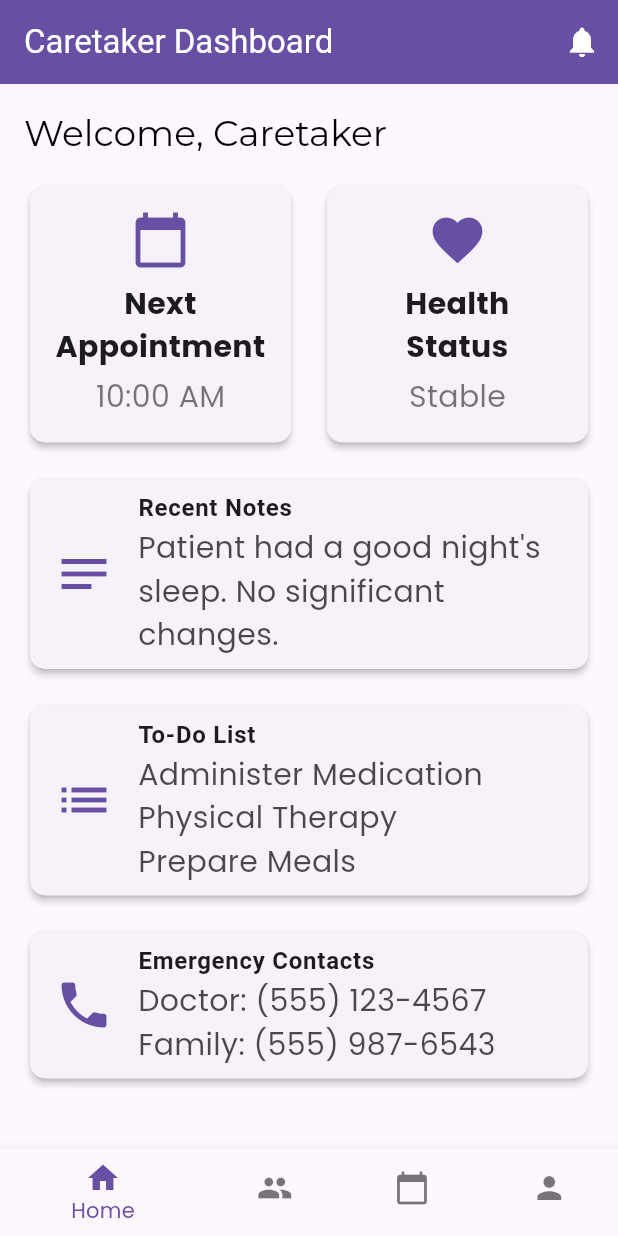
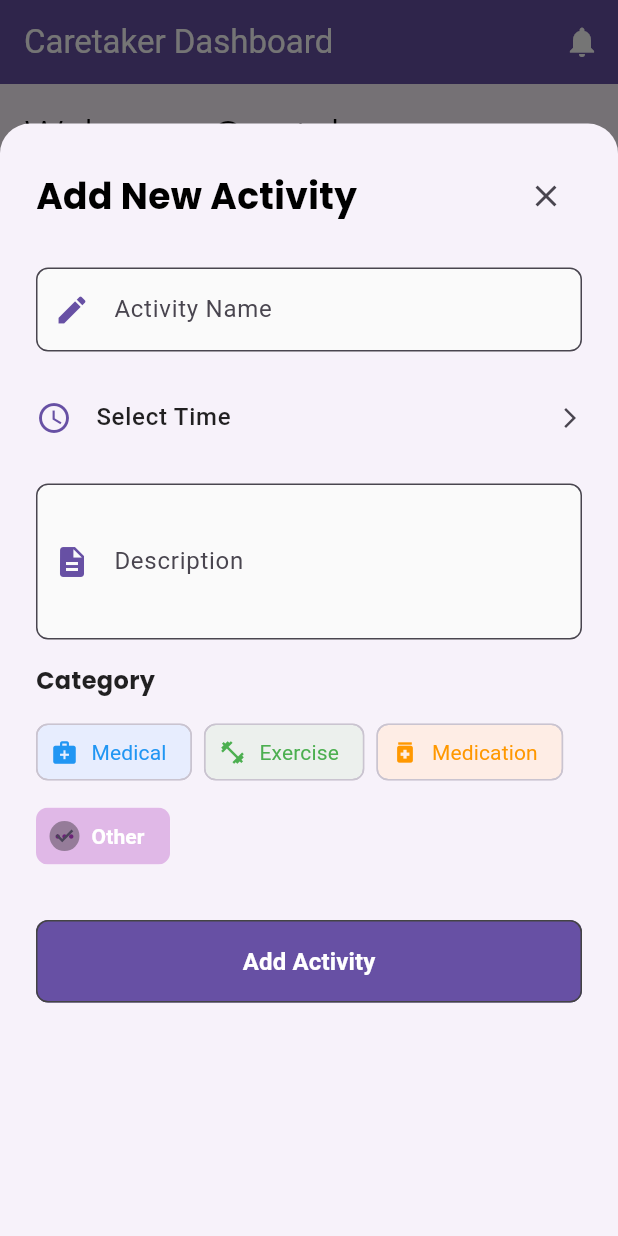
Before and after one commit to sarojbomjan/AgeWell, a Flutter app: the CaretakerDashboard screen opened directly, after a tap on "To-Do List", on a phone screen of 412 x 824 dp. Run offline on Flutter 3.47's test engine with Material 3 defaults, Android fonts, the phone set to English and light mode, and no system bars; our stand-ins replace awesome_notifications, cloud_firestore, country_picker, firebase_auth, firebase_core, fl_chart and 13 more; missing offline and left inert: flutter_webrtc, heart_bpm; accounts and stored records are empty.

Commit message:
Caretaker Dashboard managed

```diff
--- a/lib/caretaker_dashboard/pages/caretaker_dashboard.dart
+++ b/lib/caretaker_dashboard/pages/caretaker_dashboard.dart
@@ -1,10 +1,12 @@
+import 'package:cloud_firestore/cloud_firestore.dart';
+import 'package:elderly_care/caretaker_dashboard/widgets/to_do_list.dart';
+import 'package:firebase_auth/firebase_auth.dart';
+import 'package:flutter/material.dart';
+import 'package:elderly_care/caretaker_dashboard/widgets/bottom_nav_bar.dart';
 import 'package:elderly_care/caretaker_dashboard/pages/appointment_page.dart';
-import 'package:flutter/material.dart';
 import 'package:elderly_care/caretaker_dashboard/pages/next_appointment.dart';
 import 'package:elderly_care/pages/health/health.dart';
-import 'package:elderly_care/caretaker_dashboard/widgets/bottom_nav_bar.dart';
-
-import '../../pages/profile/profile_page.dart';
+import 'package:elderly_care/pages/profile/profile_page.dart';
 
 class CaretakerDashboard extends StatefulWidget {
   const CaretakerDashboard({Key? key}) : super(key: key);
@@ -18,8 +20,7 @@ class _CaretakerDashboardState extends State<CaretakerDashboard> {
 
   static const List<Widget> _widgetOptions = <Widget>[
     DashboardHome(),
-    Text('Patients'),
-    SchedulePage(),
+    ScheduleContent(),
     ProfilePage(),
   ];
 
@@ -33,13 +34,17 @@ class _CaretakerDashboardState extends State<CaretakerDashboard> {
   Widget build(BuildContext context) {
     return Scaffold(
       appBar: AppBar(
-        title: const Text('Caretaker Dashboard',
+        title: const Text(
+          'Caretaker Dashboard',
           style: TextStyle(color: Colors.white),
         ),
         backgroundColor: Theme.of(context).colorScheme.primary,
         actions: [
           IconButton(
-            icon: const Icon(Icons.notifications, color: Colors.white,),
+            icon: const Icon(
+              Icons.notifications,
+              color: Colors.white,
+            ),
             onPressed: () {
               // Handle notifications
             },
@@ -100,6 +105,7 @@ class DashboardHome extends StatelessWidget {
             'Recent Notes',
             'Patient had a good night\'s sleep. No significant changes.',
             '/recentNotes',
+            onTap: () {},
           ),
           const SizedBox(height: 16.0),
           _buildDetailCard(
@@ -108,6 +114,9 @@ class DashboardHome extends StatelessWidget {
             'To-Do List',
             'Administer Medication\nPhysical Therapy\nPrepare Meals',
             '/toDoList',
+            onTap: () {
+              showToDoBottomSheet(context); // Show bottom sheet modal
+            },
           ),
           const SizedBox(height: 16.0),
           _buildDetailCard(
@@ -116,7 +125,12 @@ class DashboardHome extends StatelessWidget {
             'Emergency Contacts',
             'Doctor: (555) 123-4567\nFamily: (555) 987-6543',
             '/emergencyContacts',
+            onTap: () {},
           ),
+          const SizedBox(
+            height: 16,
+          ),
+          _buildActivitiesList()
         ],
       ),
     );
@@ -171,13 +185,52 @@ class DashboardHome extends StatelessWidget {
     );
   }
 
+  Widget _buildActivitiesList() {
+    return StreamBuilder<QuerySnapshot>(
+      stream: FirebaseFirestore.instance
+          .collection('ACTIVITIES')
+          .where('userId', isEqualTo: FirebaseAuth.instance.currentUser?.uid)
+          .orderBy('createdAt', descending: true)
+          .snapshots(),
+      builder: (context, snapshot) {
+        if (snapshot.connectionState == ConnectionState.waiting) {
+          return const Center(child: CircularProgressIndicator());
+        }
+        if (snapshot.hasError) {
+          return const Center(child: Text('Error fetching activities'));
+        }
+
+        final activities = snapshot.data?.docs ?? [];
+
+        if (activities.isEmpty) {
+          return const Center(child: Text('No activities added yet.'));
+        }
+
+        return ListView.builder(
+          shrinkWrap: true,
+          physics: const NeverScrollableScrollPhysics(),
+          itemCount: activities.length,
+          itemBuilder: (context, index) {
+            final activity = activities[index].data() as Map<String, dynamic>;
+
+            return ListTile(
+              title: Text(activity['name'] ?? 'No name'),
+              subtitle: Text('${activity['time']} - ${activity['category']}'),
+            );
+          },
+        );
+      },
+    );
+  }
+
   Widget _buildDetailCard(
     BuildContext context,
     IconData icon,
     String title,
     String content,
-    String route,
-  ) {
+    String route, {
+    required VoidCallback onTap,
+  }) {
     return Card(
       elevation: 2,
       shape: RoundedRectangleBorder(
@@ -199,9 +252,7 @@ class DashboardHome extends StatelessWidget {
             color: Theme.of(context).colorScheme.onSurface.withOpacity(0.8),
           ),
         ),
-        onTap: () {
-          Navigator.pushNamed(context, route);
-        },
+        onTap: onTap,
       ),
     );
   }
--- a/lib/caretaker_dashboard/widgets/bottom_nav_bar.dart
+++ b/lib/caretaker_dashboard/widgets/bottom_nav_bar.dart
@@ -19,10 +19,6 @@ class BottomNavBar extends StatelessWidget {
           label: 'Home',
         ),
         BottomNavigationBarItem(
-          icon: Icon(Icons.people),
-          label: 'Patients',
-        ),
-        BottomNavigationBarItem(
           icon: Icon(Icons.calendar_today),
           label: 'Schedule',
         ),
--- /dev/null
+++ b/lib/caretaker_dashboard/widgets/to_do_list.dart
@@ -0,0 +1,251 @@
+// lib/caretaker_dashboard/widgets/to_do_list_modal.dart
+import 'package:flutter/material.dart';
+import 'package:firebase_auth/firebase_auth.dart';
+import 'package:cloud_firestore/cloud_firestore.dart';
+
+void showToDoBottomSheet(BuildContext context) {
+  final TextEditingController nameController = TextEditingController();
+  final TextEditingController descriptionController = TextEditingController();
+  TimeOfDay? selectedTime;
+  String selectedCategory = "Other"; // Default category
+
+  void saveActivity() async {
+    try {
+      if (selectedTime == null) {
+        ScaffoldMessenger.of(context).showSnackBar(
+          const SnackBar(content: Text("Please select a time.")),
+        );
+        return;
+      }
+
+      await FirebaseFirestore.instance.collection('ACTIVITIES').add({
+        'name': nameController.text,
+        'time':
+            selectedTime?.format(context), // Save time as a formatted string
+        'description': descriptionController.text,
+        'category': selectedCategory,
+        'createdAt': FieldValue.serverTimestamp(),
+        'userId': FirebaseAuth.instance.currentUser?.uid
+      });
+
+      Navigator.pop(context);
+      ScaffoldMessenger.of(context).showSnackBar(
+        const SnackBar(content: Text("Activity added successfully!")),
+      );
+    } catch (e) {
+      ScaffoldMessenger.of(context).showSnackBar(
+        SnackBar(content: Text("Failed to add activity: $e")),
+      );
+    }
+  }
+
+  showModalBottomSheet(
+    context: context,
+    isScrollControlled: true,
+    shape: const RoundedRectangleBorder(
+      borderRadius: BorderRadius.vertical(top: Radius.circular(20)),
+    ),
+    builder: (BuildContext context) {
+      return DraggableScrollableSheet(
+        initialChildSize: 0.9,
+        minChildSize: 0.5,
+        maxChildSize: 0.95,
+        expand: false,
+        builder: (_, controller) {
+          return StatefulBuilder(
+            builder: (context, setState) {
+              return Container(
+                padding: EdgeInsets.only(
+                  left: 24,
+                  right: 24,
+                  top: 24,
+                  bottom: MediaQuery.of(context).viewInsets.bottom + 24,
+                ),
+                child: SingleChildScrollView(
+                  controller: controller,
+                  child: Column(
+                    crossAxisAlignment: CrossAxisAlignment.start,
+                    mainAxisSize: MainAxisSize.min,
+                    children: [
+                      Row(
+                        mainAxisAlignment: MainAxisAlignment.spaceBetween,
+                        children: [
+                          const Text(
+                            'Add New Activity',
+                            style: TextStyle(
+                              fontSize: 24,
+                              fontWeight: FontWeight.bold,
+                            ),
+                          ),
+                          IconButton(
+                            icon: const Icon(Icons.close),
+                            onPressed: () => Navigator.pop(context),
+                          ),
+                        ],
+                      ),
+                      const SizedBox(height: 24),
+                      _buildTextField(
+                        label: 'Activity Name',
+                        icon: Icons.edit,
+                        controller: nameController,
+                      ),
+                      const SizedBox(height: 16),
+                      _buildTimePicker(context, selectedTime, (TimeOfDay time) {
+                        selectedTime = time;
+                      }),
+                      const SizedBox(height: 16),
+                      _buildTextField(
+                        label: 'Description',
+                        icon: Icons.description,
+                        controller: descriptionController,
+                        maxLines: 3,
+                      ),
+                      const SizedBox(height: 16),
+                      _buildCategorySelector(
+                        selectedCategory,
+                        (String category) {
+                          setState(() {
+                            selectedCategory = category;
+                          });
+                        },
+                      ),
+                      const SizedBox(height: 32),
+                      SizedBox(
+                        width: double.infinity,
+                        child: ElevatedButton(
+                          onPressed: saveActivity,
+                          style: ElevatedButton.styleFrom(
+                            backgroundColor: const Color(0xFF6750A4),
+                            padding: const EdgeInsets.symmetric(vertical: 16),
+                            shape: RoundedRectangleBorder(
+                              borderRadius: BorderRadius.circular(8),
+                            ),
+                          ),
+                          child: const Text(
+                            'Add Activity',
+                            style: TextStyle(
+                              fontSize: 16,
+                              fontWeight: FontWeight.bold,
+                            ),
+                          ),
+                        ),
+                      ),
+                    ],
+                  ),
+                ),
+              );
+            },
+          );
+        },
+      );
+    },
+  );
+}
+
+Widget _buildCategorySelector(
+    String selectedCategory, ValueChanged<String> onCategorySelected) {
+  return Column(
+    crossAxisAlignment: CrossAxisAlignment.start,
+    children: [
+      const Text(
+        'Category',
+        style: TextStyle(
+          fontSize: 16,
+          fontWeight: FontWeight.bold,
+          color: Colors.black87,
+        ),
+      ),
+      const SizedBox(height: 12),
+      Wrap(
+        spacing: 8,
+        runSpacing: 8,
+        children: [
+          _buildCategoryChip('Medical', Icons.medical_services, Colors.blue,
+              selectedCategory, onCategorySelected),
+          _buildCategoryChip('Exercise', Icons.fitness_center, Colors.green,
+              selectedCategory, onCategorySelected),
+          _buildCategoryChip('Medication', Icons.medication, Colors.orange,
+              selectedCategory, onCategorySelected),
+          _buildCategoryChip('Other', Icons.more_horiz, Colors.purple,
+              selectedCategory, onCategorySelected),
+        ],
+      ),
+    ],
+  );
+}
+
+Widget _buildCategoryChip(String label, IconData icon, Color color,
+    String selectedCategory, ValueChanged<String> onCategorySelected) {
+  return ChoiceChip(
+    label: Text(label),
+    avatar: Icon(icon, color: color),
+    backgroundColor: color.withOpacity(0.1),
+    selectedColor: color.withOpacity(0.3),
+    labelStyle: TextStyle(
+      color: selectedCategory == label ? Colors.white : color,
+      fontWeight:
+          selectedCategory == label ? FontWeight.bold : FontWeight.normal,
+    ),
+    selected: selectedCategory == label,
+    onSelected: (bool selected) {
+      onCategorySelected(label);
+    },
+  );
+}
+
+Widget _buildTimePicker(
+  BuildContext context,
+  TimeOfDay? selectedTime,
+  ValueChanged<TimeOfDay> onTimePicked,
+) {
+  return GestureDetector(
+    onTap: () async {
+      TimeOfDay? time = await showTimePicker(
+        context: context,
+        initialTime: selectedTime ?? TimeOfDay.now(),
+      );
+      if (time != null) {
+        onTimePicked(time);
+      }
+    },
+    child: ListTile(
+      contentPadding: EdgeInsets.zero,
+      leading: const Icon(Icons.access_time, color: Color(0xFF6750A4)),
+      title: Text(
+        selectedTime?.format(context) ?? 'Select Time',
+        style: const TextStyle(
+          fontSize: 16,
+          fontWeight: FontWeight.w500,
+          color: Colors.black87,
+        ),
+      ),
+      trailing: const Icon(Icons.arrow_forward_ios, size: 16),
+    ),
+  );
+}
+
+Widget _buildTextField({
+  required String label,
+  required IconData icon,
+  required TextEditingController controller,
+  int maxLines = 1,
+}) {
+  return TextField(
+    controller: controller,
+    maxLines: maxLines,
+    decoration: InputDecoration(
+      labelText: label,
+      prefixIcon: Icon(icon, color: const Color(0xFF6750A4)),
+      border: OutlineInputBorder(
+        borderRadius: BorderRadius.circular(8),
+        borderSide: const BorderSide(color: Color(0xFFE0E0E0)),
+      ),
+      focusedBorder: OutlineInputBorder(
+        borderRadius: BorderRadius.circular(8),
+        borderSide: const BorderSide(color: Color(0xFF6750A4), width: 2),
+      ),
+      filled: true,
+      fillColor: Colors.grey[50],
+    ),
+  );
+}
--- a/lib/pages/profile/profile_page.dart
+++ b/lib/pages/profile/profile_page.dart
@@ -132,7 +132,7 @@ class ProfilePage extends StatelessWidget {
             },
           ),
           ProfileMenuWidget(
-            title: "Track Locatiom",
+            title: "Track Location",
             icon: LineAwesomeIcons.location_arrow_solid,
             onPress: () {
               Get.to(() => const LocationSharingScreen());
```
Also changed, not shown: lib/caretaker_dashboard/pages/appointment_page.dart (+36 -30 lines).
